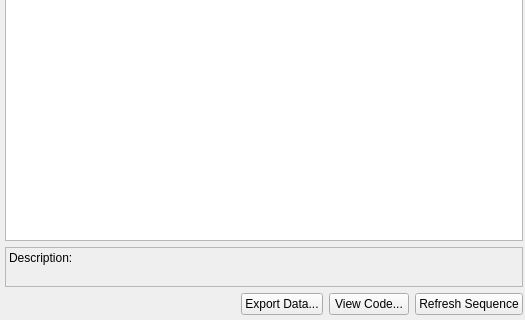
Old version of the form LoggingTool_Manager/Wizards/sequence_wizard.ui in the repository Osechkin/LoggingTool_Manager3; both pictures show x 0 to 525 and y 254 to 574 of the 525 by 574 pixel window.
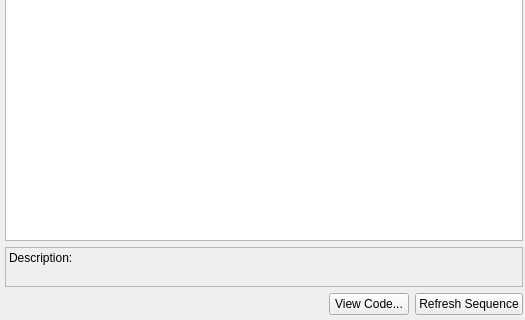
New version of the form.

```diff
--- a/LoggingTool_Manager/Wizards/sequence_wizard.ui
+++ b/LoggingTool_Manager/Wizards/sequence_wizard.ui
@@ -180,13 +180,6 @@
        </property>
       </spacer>
      </item>
-     <item>
-      <widget class="QPushButton" name="pbtExportSettings">
-       <property name="text">
-        <string>Export Data...</string>
-       </property>
-      </widget>
-     </item>
      <item>
       <widget class="QPushButton" name="pbtViewCode">
        <property name="text">
```
